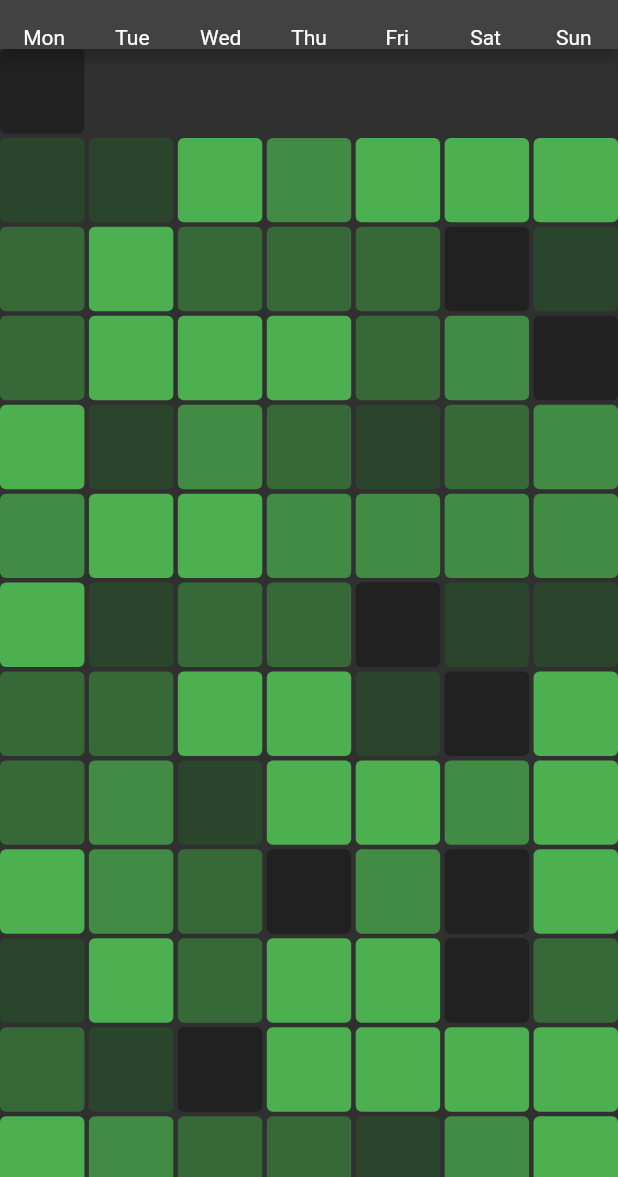
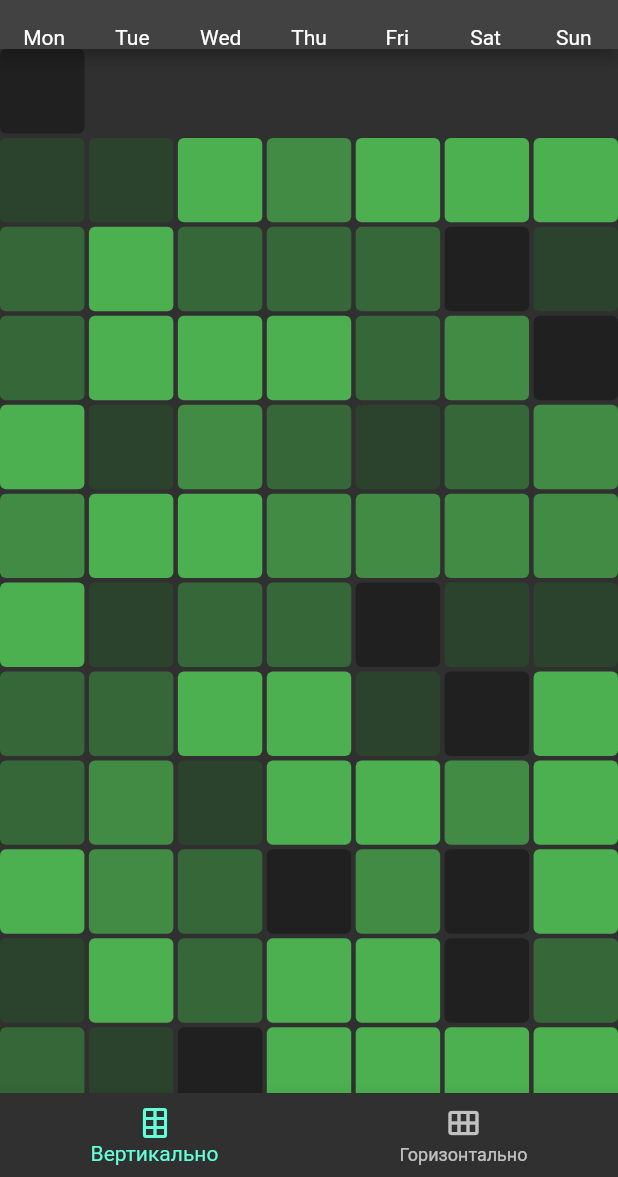
Before and after one commit to Vorkytaka/activity_calendar, a Flutter app: the screen it shows after launch, on a phone screen of 412 x 824 dp, the part 59-1236 px from its top. Run offline on Flutter 3.47's test engine with Material 2 defaults, Android fonts, the phone set to English and light mode, and no system bars.

Commit message:
• Some work on example app

```diff
--- a/example/lib/main.dart
+++ b/example/lib/main.dart
@@ -47,14 +47,27 @@ class ExampleApp extends StatelessWidget {
             preferredSize: const Size.fromHeight(16),
           ),
         ),
-        body: SafeArea(
-          child: ActivityCalendar(
-            activities: rl(),
-            fromColor: Colors.grey.shade900,
-            toColor: Colors.green.shade500,
-            steps: 5,
-            borderRadius: BorderRadius.circular(4),
-          ),
+        body: ActivityCalendar(
+          activities: rl(),
+          fromColor: const Color(0xff202020),
+          toColor: Colors.green.shade500,
+          steps: 5,
+          borderRadius: BorderRadius.circular(4),
+        ),
+        bottomNavigationBar: BottomNavigationBar(
+          items: const [
+            BottomNavigationBarItem(
+              icon: RotatedBox(
+                quarterTurns: 1,
+                child: Icon(Icons.calendar_view_month),
+              ),
+              label: 'Вертикально',
+            ),
+            BottomNavigationBarItem(
+              icon: Icon(Icons.calendar_view_month),
+              label: 'Горизонтально',
+            ),
+          ],
         ),
       ),
     );
```
